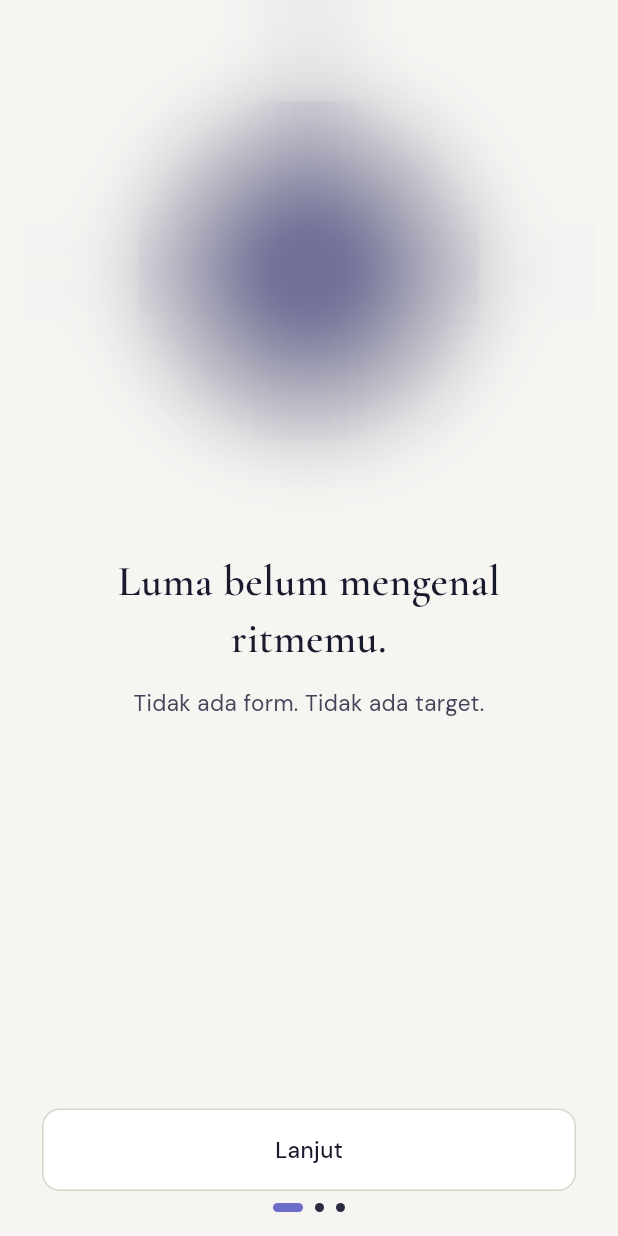
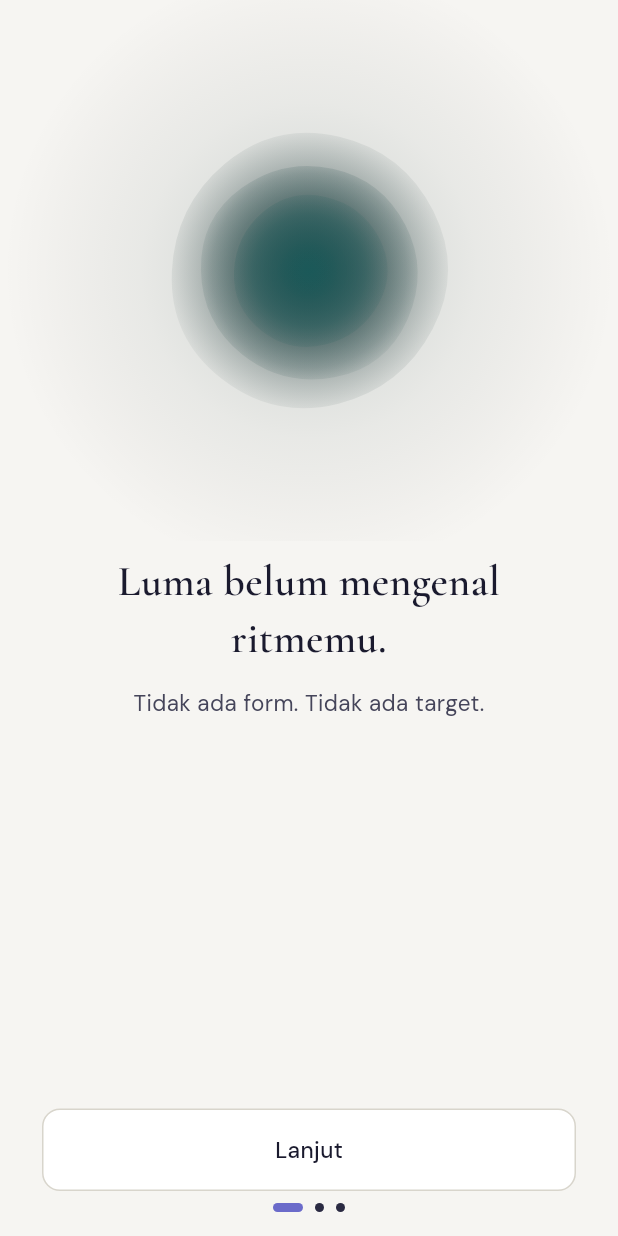
Before and after one commit to tholeteplok/Luma, a Flutter app: the screen it shows after launch, on a phone screen of 412 x 824 dp. Run offline on Flutter 3.47's test engine with Material 3 defaults, Android fonts, the phone set to English and light mode, and no system bars; our stand-ins replace flutter_secure_storage, get_it, google_fonts, google_sign_in, googleapis_auth, isar and 1 more; missing offline and left inert: cryptography, googleapis, usage_stats, workmanager; accounts and stored records are empty; generated files the repository leaves out were written again.

Commit message:
feat(orb): CustomPainter bezier organik + palette Bioluminescence
Ganti ImageFilter.blur + TweenSequence dengan CustomPainter bezier per titik.
Palette: Bioluminescence (laut dalam) — tidak ada referensi tech/AI.

Visual:
- 3 layer blob organik dengan harmoni sinus ganda (sin*cos)
  → modulasi tidak periodik sempurna, terasa seperti cairan
- Setiap layer punya phaseOffset dan speedMultiplier berbeda
  → tidak pernah sinkron, selalu terasa hidup
- Quadratic bezier antar titik → tepi halus, bukan poligon
- Aura ambient statis di luar → kedalaman tanpa glow agresif
- Core highlight kecil di tengah → titik gravitasi visual

Palette per state:
- Dawn:  teal sangat gelap #1A5A5A, napas 6.5s, wave halus
- Calm:  hijau laut dalam #1E6A50, napas 5.5s, wave paling halus
- Wave:  biru abu-abu #1A3A5A, napas 3.8s, 11 titik bergerigi
- Mist:  abu-abu hampir hitam #252525, napas 9s, hampir diam

Performa:
- RepaintBoundary di root widget
- shouldRepaint hanya saat progress/palette/size berubah
- Canvas size = orbSize * 1.9 (cukup untuk aura spread)

```diff
--- a/lib/presentation/widgets/ambient_orb.dart
+++ b/lib/presentation/widgets/ambient_orb.dart
@@ -1,53 +1,84 @@
 import 'dart:math' as math;
-import 'dart:ui';
 import 'package:flutter/material.dart';
 import 'package:luma/domain/services/orb_state_engine.dart';
 
 export 'package:luma/domain/services/orb_state_engine.dart' show OrbState;
 
 // ─────────────────────────────────────────────────────────────────────────────
-//  VISUAL SPEC PER STATE
-// ─────────────────────────────────────────────────────────────────────────────
+//  PALETTE — Bioluminescence (Laut Dalam)
 //
-//  Dawn  — 1-2 layer, blur tinggi (σ=24-28), opacity 0.4-0.55, napas lambat 6s
-//  Calm  — 3 layer konsentris, blur rendah (σ=10-16), opacity 0.55-0.75, stabil
-//  Wave  — 3-4 layer tumpang tindih, blur medium (σ=14-20), ripple cepat 3.5s
-//  Mist  — 2 layer, blur sangat tinggi (σ=28-36), opacity 0.30-0.40, napas 8s
+//  Terinspirasi dari plankton bercahaya di malam hari.
+//  Organik, hidup, tidak agresif — tidak ada referensi tech/AI.
 //
+//  Dawn  → teal sangat gelap, seperti laut sebelum fajar
+//  Calm  → hijau laut dalam, stabil dan tenang
+//  Wave  → biru abu-abu, seperti ombak malam yang bergerak
+//  Mist  → abu-abu hampir hitam, kehadiran tanpa bentuk
 // ─────────────────────────────────────────────────────────────────────────────
 
-/// Konfigurasi visual satu state orb
-class _OrbConfig {
-  final List<_LayerSpec> layers;
+class _OrbPalette {
+  /// Warna inti (layer paling dalam)
+  final Color core;
+
+  /// Warna tengah
+  final Color mid;
+
+  /// Warna luar (paling redup)
+  final Color outer;
+
+  /// Intensitas gelombang — seberapa "gelisah" tepi orb
+  final double waveIntensity;
+
+  /// Jumlah titik bezier — lebih banyak = lebih bergerigi
+  final int wavePoints;
+
+  /// Durasi satu siklus napas
   final Duration breathDuration;
-  final double breathRangeOuter; // ± dari 1.0
-  final double breathRangeMid;
-  final double breathRangeInner;
 
-  const _OrbConfig({
-    required this.layers,
+  const _OrbPalette({
+    required this.core,
+    required this.mid,
+    required this.outer,
+    required this.waveIntensity,
+    required this.wavePoints,
     required this.breathDuration,
-    this.breathRangeOuter = 0.06,
-    this.breathRangeMid = 0.04,
-    this.breathRangeInner = 0.02,
   });
 }
 
-class _LayerSpec {
-  final double sizeRatio;   // relatif terhadap orbSize
-  final Color color;
-  final double blurRadius;
-  final double opacity;
-  final Offset offset;      // untuk Wave: layer tumpang tindih
-
-  const _LayerSpec({
-    required this.sizeRatio,
-    required this.color,
-    required this.blurRadius,
-    required this.opacity,
-    this.offset = Offset.zero,
-  });
-}
+const _palettes = {
+  OrbState.dawn: _OrbPalette(
+    core:  Color(0xFF1A5A5A), // teal redup — belum sepenuhnya terbentuk
+    mid:   Color(0xFF0F3A3A),
+    outer: Color(0xFF0A2626),
+    waveIntensity: 0.045,    // sangat halus — masih belajar
+    wavePoints: 7,
+    breathDuration: Duration(milliseconds: 6500),
+  ),
+  OrbState.calm: _OrbPalette(
+    core:  Color(0xFF1E6A50), // hijau laut dalam — stabil
+    mid:   Color(0xFF144A38),
+    outer: Color(0xFF0C2E22),
+    waveIntensity: 0.030,    // paling halus — tenang
+    wavePoints: 8,
+    breathDuration: Duration(milliseconds: 5500),
+  ),
+  OrbState.wave: _OrbPalette(
+    core:  Color(0xFF1A3A5A), // biru abu-abu — bergerak
+    mid:   Color(0xFF102840),
+    outer: Color(0xFF0A1A2E),
+    waveIntensity: 0.075,    // lebih bergelombang — tersebar
+    wavePoints: 11,
+    breathDuration: Duration(milliseconds: 3800),
+  ),
+  OrbState.mist: _OrbPalette(
+    core:  Color(0xFF252525), // abu-abu hampir hitam — hadir tanpa bentuk
+    mid:   Color(0xFF1A1A1A),
+    outer: Color(0xFF111111),
+    waveIntensity: 0.018,    // hampir tidak bergerak
+    wavePoints: 6,
+    breathDuration: Duration(milliseconds: 9000),
+  ),
+};
 
 // ─────────────────────────────────────────────────────────────────────────────
 //  AMBIENT ORB WIDGET
@@ -55,10 +86,10 @@
 
 /// AmbientOrb — Cermin visual ritme digital Luma.
 ///
-/// Berevolusi perlahan berdasarkan pola perilaku:
-///   Dawn → Calm → Wave → Mist
-///
-/// Tidak ada label. Tidak ada angka. Hanya kehadiran.
+/// Menggunakan CustomPainter dengan bezier organik per titik —
+/// bukan ScaleTransition yang mekanis.
+/// Setiap layer bergerak dengan fase sinus berbeda (staggered),
+/// menciptakan ilusi cairan yang bernapas.
 class AmbientOrb extends StatefulWidget {
   final OrbState state;
   final double size;
@@ -78,17 +109,14 @@
 class _AmbientOrbState extends State<AmbientOrb>
     with SingleTickerProviderStateMixin {
   late AnimationController _controller;
-  late List<Animation<double>> _scaleAnims;
-  late List<Animation<Offset>> _offsetAnims; // untuk Wave ripple
 
   @override
   void initState() {
     super.initState();
     _controller = AnimationController(
       vsync: this,
-      duration: _configFor(widget.state).breathDuration,
+      duration: _palettes[widget.state]!.breathDuration,
     );
-    _buildAnimations(widget.state);
     if (!widget.reduceMotion) _controller.repeat();
   }
 
@@ -97,88 +125,13 @@
     super.didUpdateWidget(oldWidget);
 
     if (widget.state != oldWidget.state) {
-      final newConfig = _configFor(widget.state);
-      _controller.duration = newConfig.breathDuration;
-      _buildAnimations(widget.state);
+      _controller.duration = _palettes[widget.state]!.breathDuration;
       if (!widget.reduceMotion) _controller.repeat();
     }
 
     if (widget.reduceMotion != oldWidget.reduceMotion) {
-      if (widget.reduceMotion) {
-        _controller.stop();
-      } else {
-        _controller.repeat();
+      widget.reduceMotion ? _controller.stop() : _controller.repeat();
     }
-    }
-  }
-
-  void _buildAnimations(OrbState state) {
-    final cfg = _configFor(state);
-    final ranges = [cfg.breathRangeOuter, cfg.breathRangeMid, cfg.breathRangeInner];
-    final phaseOffsets = [0.0, 1 / 3, 2 / 3];
-
-    _scaleAnims = List.generate(
-      cfg.layers.length.clamp(1, 4),
-      (i) {
-        final range = i < ranges.length ? ranges[i] : cfg.breathRangeInner;
-        final phase = i < phaseOffsets.length ? phaseOffsets[i] : 0.0;
-        return _buildScaleAnim(range: range, phaseOffset: phase);
-      },
-    );
-
-    // Wave: layer ke-3 dan ke-4 punya offset horizontal yang berosilasi
-    if (state == OrbState.wave) {
-      _offsetAnims = [
-        _buildOffsetAnim(Offset.zero),
-        _buildOffsetAnim(Offset.zero),
-        _buildOffsetAnim(const Offset(0.12, 0.0)),  // bergeser kanan
-        _buildOffsetAnim(const Offset(-0.10, 0.06)), // bergeser kiri-bawah
-      ];
-    } else {
-      _offsetAnims = List.generate(
-        cfg.layers.length,
-        (_) => _buildOffsetAnim(Offset.zero),
-      );
-    }
-  }
-
-  Animation<double> _buildScaleAnim({
-    required double range,
-    required double phaseOffset,
-  }) {
-    final startVal = 1.0 - range + range * 2 *
-        (0.5 + 0.5 * math.sin(phaseOffset * 2 * math.pi));
-
-    return TweenSequence<double>([
-      TweenSequenceItem(
-        tween: Tween(begin: startVal, end: 1.0 + range),
-        weight: (1.0 - phaseOffset) * 50,
-      ),
-      TweenSequenceItem(
-        tween: Tween(begin: 1.0 + range, end: 1.0 - range),
-        weight: 50,
-      ),
-      TweenSequenceItem(
-        tween: Tween(begin: 1.0 - range, end: startVal),
-        weight: phaseOffset * 50,
-      ),
-    ]).animate(_controller);
-  }
-
-  Animation<Offset> _buildOffsetAnim(Offset maxOffset) {
-    if (maxOffset == Offset.zero) {
-      return ConstantTween<Offset>(Offset.zero).animate(_controller);
-    }
-    return TweenSequence<Offset>([
-      TweenSequenceItem(
-        tween: Tween(begin: Offset.zero, end: maxOffset),
-        weight: 50,
-      ),
-      TweenSequenceItem(
-        tween: Tween(begin: maxOffset, end: Offset.zero),
-        weight: 50,
-      ),
-    ]).animate(CurvedAnimation(parent: _controller, curve: Curves.easeInOut));
   }
 
   @override
@@ -189,112 +142,38 @@
 
   @override
   Widget build(BuildContext context) {
-    final s = widget.size;
-    // Canvas harus cukup besar untuk blur terbesar (σ=36 → butuh ~108px padding)
-    // Rumus: padding = blurRadius * 3 (agar blur tidak terpotong di tepi)
-    final maxBlur = _configFor(widget.state).layers
-        .map((l) => l.blurRadius)
-        .reduce((a, b) => a > b ? a : b);
-    final canvasSize = s + maxBlur * 3;
+    final palette = _palettes[widget.state]!;
+    // Canvas lebih besar agar aura luar tidak terpotong
+    // Aura spread = size * 0.4, jadi padding = size * 0.45 di setiap sisi
+    final canvasSize = widget.size * 1.9;
 
     return AnimatedSwitcher(
-      duration: const Duration(milliseconds: 1400),
+      duration: const Duration(milliseconds: 1600),
       switchInCurve: Curves.easeOut,
       switchOutCurve: Curves.easeIn,
-      transitionBuilder: (child, anim) => FadeTransition(
-        opacity: anim,
-        child: child,
-      ),
+      transitionBuilder: (child, anim) =>
+          FadeTransition(opacity: anim, child: child),
       child: RepaintBoundary(
         key: ValueKey(widget.state),
         child: SizedBox(
           width: canvasSize,
           height: canvasSize,
           child: widget.reduceMotion
-              ? _buildStatic(s)
+              ? CustomPaint(
+                  painter: _OrbPainter(
+                    progress: 0.0,
+                    palette: palette,
+                    orbSize: widget.size,
+                  ),
+                )
               : AnimatedBuilder(
                   animation: _controller,
-                  builder: (_, child) => _buildAnimated(s),
+                  builder: (_, child) => CustomPaint(
+                    painter: _OrbPainter(
+                      progress: _controller.value,
+                      palette: palette,
+                      orbSize: widget.size,
                     ),
-        ),
-      ),
-    );
-  }
-
-  Widget _buildStatic(double s) {
-    final cfg = _configFor(widget.state);
-    return Stack(
-      alignment: Alignment.center,
-      children: cfg.layers.map((layer) {
-        return _OrbLayer(
-          size: s * layer.sizeRatio,
-          color: layer.color,
-          blurRadius: layer.blurRadius,
-          opacity: layer.opacity,
-          offset: Offset.zero,
-        );
-      }).toList(),
-    );
-  }
-
-  Widget _buildAnimated(double s) {
-    final cfg = _configFor(widget.state);
-    return Stack(
-      alignment: Alignment.center,
-      children: List.generate(cfg.layers.length, (i) {
-        final layer = cfg.layers[i];
-        final scale = i < _scaleAnims.length ? _scaleAnims[i].value : 1.0;
-        final offset = i < _offsetAnims.length
-            ? _offsetAnims[i].value * s
-            : Offset.zero;
-        return _OrbLayer(
-          size: s * layer.sizeRatio * scale,
-          color: layer.color,
-          blurRadius: layer.blurRadius,
-          opacity: layer.opacity,
-          offset: offset,
-        );
-      }),
-    );
-  }
-}
-
-// ─────────────────────────────────────────────────────────────────────────────
-//  LAYER WIDGET
-// ─────────────────────────────────────────────────────────────────────────────
-
-class _OrbLayer extends StatelessWidget {
-  final double size;
-  final Color color;
-  final double blurRadius;
-  final double opacity;
-  final Offset offset;
-
-  const _OrbLayer({
-    required this.size,
-    required this.color,
-    required this.blurRadius,
-    required this.opacity,
-    this.offset = Offset.zero,
-  });
-
-  @override
-  Widget build(BuildContext context) {
-    return RepaintBoundary(
-      child: Transform.translate(
-        offset: offset,
-        child: ImageFiltered(
-          imageFilter: ImageFilter.blur(
-            sigmaX: blurRadius,
-            sigmaY: blurRadius,
-            tileMode: TileMode.clamp,
-          ),
-          child: Container(
-            width: size,
-            height: size,
-            decoration: BoxDecoration(
-              shape: BoxShape.circle,
-              color: color.withValues(alpha: opacity),
                   ),
                 ),
         ),
@@ -304,146 +183,196 @@
 }
 
 // ─────────────────────────────────────────────────────────────────────────────
-//  VISUAL CONFIG PER STATE
+//  ORB PAINTER — bezier organik multi-layer
 // ─────────────────────────────────────────────────────────────────────────────
 
-_OrbConfig _configFor(OrbState state) {
-  return switch (state) {
-    // ── Dawn: 2 layer, blur tinggi, napas lambat 6s ──────────────────────────
-    OrbState.dawn => const _OrbConfig(
-        breathDuration: Duration(milliseconds: 6000),
-        breathRangeOuter: 0.07,
-        breathRangeMid: 0.04,
-        breathRangeInner: 0.02,
-        layers: [
-          _LayerSpec(
-            sizeRatio: 0.90,
-            color: Color(0xFF2A2A5A), // indigo redup
-            blurRadius: 28,
-            opacity: 0.40,
+class _OrbPainter extends CustomPainter {
+  final double progress;
+  final _OrbPalette palette;
+  final double orbSize;
+
+  const _OrbPainter({
+    required this.progress,
+    required this.palette,
+    required this.orbSize,
+  });
+
+  @override
+  void paint(Canvas canvas, Size size) {
+    final center = Offset(size.width / 2, size.height / 2);
+    final maxRadius = orbSize / 2;
+    final t = progress * math.pi * 2; // waktu dalam radian
+
+    // ── Layer 0: Aura luar — pendaran ambient statis ──────────────────────────
+    // Tidak bergerak, hanya memberikan "kedalaman" di sekitar orb
+    _paintAura(canvas, center, maxRadius);
+
+    // ── Layer 1–3: Blob organik dengan fase berbeda ───────────────────────────
+    // Layer terluar → terdalam, opacity naik, ukuran turun
+    final layerConfigs = [
+      _LayerConfig(
+        radiusRatio: 0.88,
+        color: palette.outer,
+        opacity: 0.55,
+        phaseOffset: 0.0,
+        speedMultiplier: 1.0,
       ),
-          _LayerSpec(
-            sizeRatio: 0.45,
-            color: Color(0xFF3A3A7A), // indigo sedikit lebih terang
-            blurRadius: 20,
-            opacity: 0.50,
+      _LayerConfig(
+        radiusRatio: 0.70,
+        color: palette.mid,
+        opacity: 0.70,
+        phaseOffset: math.pi * 0.7,  // fase berbeda — tidak sinkron
+        speedMultiplier: 1.15,
       ),
+      _LayerConfig(
+        radiusRatio: 0.50,
+        color: palette.core,
+        opacity: 0.85,
+        phaseOffset: math.pi * 1.4,
+        speedMultiplier: 0.85,
+      ),
+    ];
+
+    for (final cfg in layerConfigs) {
+      _paintBlob(canvas, center, maxRadius, t, cfg);
+    }
+
+    // ── Layer 4: Highlight kecil di tengah — titik cahaya ────────────────────
+    _paintCoreHighlight(canvas, center, maxRadius);
+  }
+
+  void _paintAura(Canvas canvas, Offset center, double maxRadius) {
+    final paint = Paint()
+      ..shader = RadialGradient(
+        colors: [
+          palette.mid.withValues(alpha: 0.18),
+          palette.outer.withValues(alpha: 0.06),
+          Colors.transparent,
         ],
-      ),
+        stops: const [0.0, 0.55, 1.0],
+      ).createShader(
+        Rect.fromCircle(center: center, radius: maxRadius * 1.8),
+      );
+    canvas.drawCircle(center, maxRadius * 1.8, paint);
+  }
 
-    // ── Calm: 3 layer konsentris, blur rendah, stabil ────────────────────────
-    OrbState.calm => const _OrbConfig(
-        breathDuration: Duration(milliseconds: 5000),
-        breathRangeOuter: 0.05,
-        breathRangeMid: 0.03,
-        breathRangeInner: 0.02,
-        layers: [
-          _LayerSpec(
-            sizeRatio: 1.00,
-            color: Color(0xFF3A5A8A), // biru dalam
-            blurRadius: 16,
-            opacity: 0.55,
-          ),
-          _LayerSpec(
-            sizeRatio: 0.65,
-            color: Color(0xFF5050A0), // indigo
-            blurRadius: 12,
-            opacity: 0.65,
-          ),
-          _LayerSpec(
-            sizeRatio: 0.35,
-            color: Color(0xFF7070D0), // biru-ungu terang
-            blurRadius: 8,
-            opacity: 0.75,
-          ),
+  void _paintBlob(
+    Canvas canvas,
+    Offset center,
+    double maxRadius,
+    double t,
+    _LayerConfig cfg,
+  ) {
+    final n = palette.wavePoints;
+    final angleStep = (math.pi * 2) / n;
+    final points = <Offset>[];
+
+    for (int i = 0; i < n; i++) {
+      final angle = i * angleStep;
+      // Harmoni sinus ganda — menghasilkan modulasi tidak periodik sempurna
+      // sehingga terasa acak seperti cairan, bukan mekanis
+      final wave = math.sin(t * cfg.speedMultiplier + cfg.phaseOffset + i * 1.3) *
+          math.cos(t * cfg.speedMultiplier * 0.6 + i * 0.9 + cfg.phaseOffset * 0.5);
+
+      final r = maxRadius * cfg.radiusRatio * (1.0 + wave * palette.waveIntensity);
+      points.add(Offset(
+        center.dx + math.cos(angle) * r,
+        center.dy + math.sin(angle) * r,
+      ));
+    }
+
+    // Hubungkan titik dengan quadratic bezier — kurva halus, bukan garis lurus
+    final path = Path();
+    path.moveTo(
+      (points.last.dx + points.first.dx) / 2,
+      (points.last.dy + points.first.dy) / 2,
+    );
+    for (int i = 0; i < n; i++) {
+      final curr = points[i];
+      final next = points[(i + 1) % n];
+      final midX = (curr.dx + next.dx) / 2;
+      final midY = (curr.dy + next.dy) / 2;
+      path.quadraticBezierTo(curr.dx, curr.dy, midX, midY);
+    }
+    path.close();
+
+    // Gradient radial dari inti ke tepi — memberikan kedalaman volumetrik
+    final paint = Paint()
+      ..style = PaintingStyle.fill
+      ..isAntiAlias = true
+      ..shader = RadialGradient(
+        colors: [
+          cfg.color.withValues(alpha: cfg.opacity),
+          cfg.color.withValues(alpha: cfg.opacity * 0.5),
+          cfg.color.withValues(alpha: 0.0),
         ],
-      ),
+        stops: const [0.0, 0.65, 1.0],
+      ).createShader(
+        Rect.fromCircle(center: center, radius: maxRadius * cfg.radiusRatio),
+      );
 
-    // ── Wave: 4 layer tumpang tindih, ripple cepat 3.5s ─────────────────────
-    OrbState.wave => const _OrbConfig(
-        breathDuration: Duration(milliseconds: 3500),
-        breathRangeOuter: 0.08,
-        breathRangeMid: 0.06,
-        breathRangeInner: 0.05,
-        layers: [
-          _LayerSpec(
-            sizeRatio: 0.90,
-            color: Color(0xFF3A2A5A), // ungu tua
-            blurRadius: 20,
-            opacity: 0.45,
-          ),
-          _LayerSpec(
-            sizeRatio: 0.65,
-            color: Color(0xFF5A3A7A), // ungu medium
-            blurRadius: 16,
-            opacity: 0.50,
-          ),
-          _LayerSpec(
-            sizeRatio: 0.50,
-            color: Color(0xFF7A4A9A), // ungu lebih terang
-            blurRadius: 14,
-            opacity: 0.45,
-            offset: Offset(0.12, 0.0), // tumpang tindih kanan
-          ),
-          _LayerSpec(
-            sizeRatio: 0.40,
-            color: Color(0xFF9A6AAA), // lavender
-            blurRadius: 12,
-            opacity: 0.40,
-            offset: Offset(-0.10, 0.06), // tumpang tindih kiri-bawah
-          ),
+    canvas.drawPath(path, paint);
+  }
+
+  void _paintCoreHighlight(Canvas canvas, Offset center, double maxRadius) {
+    // Titik cahaya kecil di tengah — seperti bioluminescence yang paling terang
+    // Tidak bergerak, memberikan "pusat gravitasi" visual
+    final paint = Paint()
+      ..shader = RadialGradient(
+        colors: [
+          palette.core.withValues(alpha: 0.45),
+          palette.core.withValues(alpha: 0.0),
         ],
-      ),
+      ).createShader(
+        Rect.fromCircle(center: center, radius: maxRadius * 0.18),
+      );
+    canvas.drawCircle(center, maxRadius * 0.18, paint);
+  }
 
-    // ── Mist: 2 layer, blur sangat tinggi, napas sangat lambat 8s ───────────
-    OrbState.mist => const _OrbConfig(
-        breathDuration: Duration(milliseconds: 8000),
-        breathRangeOuter: 0.03,
-        breathRangeMid: 0.02,
-        breathRangeInner: 0.01,
-        layers: [
-          _LayerSpec(
-            sizeRatio: 1.00,
-            color: Color(0xFF4A4A6A), // abu-abu kebiruan
-            blurRadius: 36,
-            opacity: 0.30,
-          ),
-          _LayerSpec(
-            sizeRatio: 0.55,
-            color: Color(0xFF5A5A7A), // sedikit lebih terang
-            blurRadius: 28,
-            opacity: 0.38,
-          ),
-        ],
-      ),
-  };
+  @override
+  bool shouldRepaint(covariant _OrbPainter old) =>
+      old.progress != progress ||
+      old.palette != palette ||
+      old.orbSize != orbSize;
 }
 
 // ─────────────────────────────────────────────────────────────────────────────
-//  LEGACY COMPAT — untuk kode yang masih pakai AmbientMood
+//  HELPERS
 // ─────────────────────────────────────────────────────────────────────────────
 
-/// @deprecated Gunakan OrbState langsung.
-/// Dipertahankan agar tidak ada breaking change di kode lain.
-@Deprecated('Gunakan OrbState. AmbientMood akan dihapus di versi berikutnya.')
+class _LayerConfig {
+  final double radiusRatio;
+  final Color color;
+  final double opacity;
+  final double phaseOffset;
+  final double speedMultiplier;
+
+  const _LayerConfig({
+    required this.radiusRatio,
+    required this.color,
+    required this.opacity,
+    required this.phaseOffset,
+    required this.speedMultiplier,
+  });
+}
+
+// ─────────────────────────────────────────────────────────────────────────────
+//  LEGACY COMPAT
+// ─────────────────────────────────────────────────────────────────────────────
+
+@Deprecated('Gunakan OrbState. AmbientMood akan dihapus.')
 enum AmbientMood { focus, gentle, shifting, rest }
 
-/// @deprecated
 @Deprecated('Gunakan OrbState langsung.')
-OrbState orbStateFromMood(AmbientMood mood) {
-  return switch (mood) {
+OrbState orbStateFromMood(AmbientMood mood) => switch (mood) {
       AmbientMood.focus => OrbState.calm,
       AmbientMood.gentle => OrbState.dawn,
       AmbientMood.shifting => OrbState.wave,
       AmbientMood.rest => OrbState.mist,
     };
-}
 
-/// Helper: map insight severity ke OrbState (untuk fallback saat engine belum siap)
-OrbState orbStateFromSeverity(String severity) {
-  return switch (severity.toLowerCase()) {
+OrbState orbStateFromSeverity(String severity) => switch (severity.toLowerCase()) {
       'gentle' || 'positive' => OrbState.calm,
       'notice' || 'warning' || 'critical' => OrbState.wave,
       _ => OrbState.calm,
     };
-}
```
Lines whose indentation alone changed are shown as unchanged.
